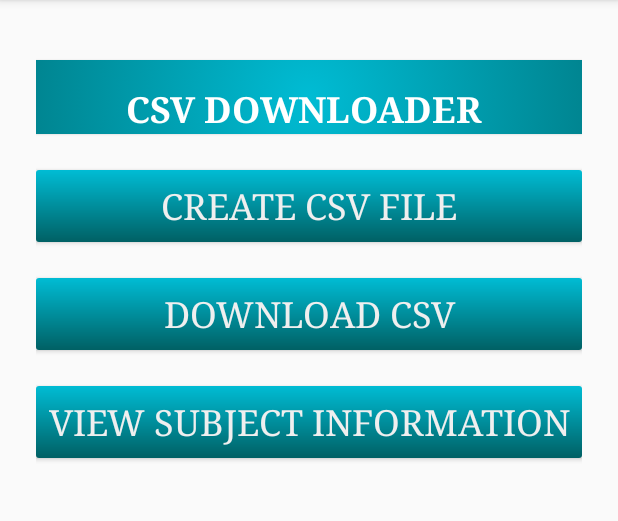
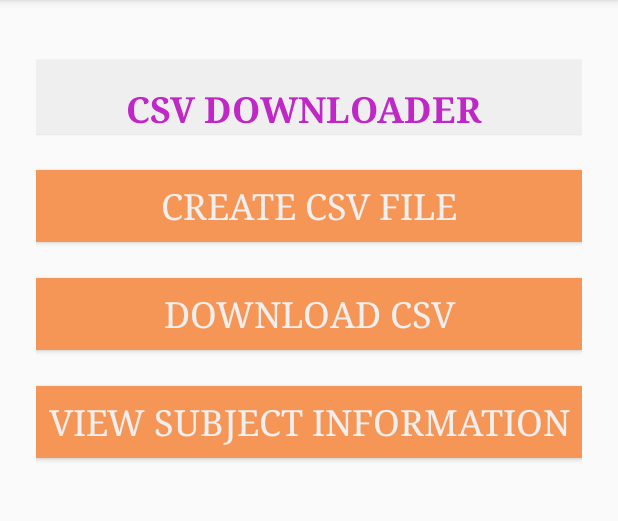
Before and after one commit to PaedsDeve/GSEDCSV, an Android app: the screen it shows after launch (GSEDCSV), on a phone screen of 412 x 824 dp, the part 84-605 px from its top. Run offline under Robolectric (Android 15) with nearby library versions, the phone set to English and light mode, and no system bars; Roboto replaces fonts that are not available here.

Commit message:
few fields

```diff
--- a/app/src/main/java/com/example/paedsdeve/GSEDCSV/AppMain.java
+++ b/app/src/main/java/com/example/paedsdeve/GSEDCSV/AppMain.java
@@ -29,13 +29,12 @@ public class AppMain extends Application {
     //public static final String _IP = "43.245.131.159"; // Test PHP server
 
 
-    public static final String _IP = "CLS-PAE-FP59408"; // Test PHP server
-    //public static final String _IP = "pedres2.aku.edu"; // Test PHP server
+    public static final String _IP = "pedres2.aku.edu"; // Test PHP server
 
     public static final Integer _PORT = 8080; // Port - with colon (:)
 
     //public static final String PROJECT_URI = "http://" + AppMain._IP + ":" + AppMain._PORT + "/cbt/api";
-    public static final String PROJECT_URI = "http://" + AppMain._IP + "/GSEDapi/export_records_gsed.php";
+    public static final String PROJECT_URI = "https://" + AppMain._IP + "/GSEDapi/export_records_gsed.php";
     /*
         public static final String _IP = "43.245.131.159"; // Test server
     */
--- a/app/src/main/java/com/example/paedsdeve/GSEDCSV/GSEDCSV.java
+++ b/app/src/main/java/com/example/paedsdeve/GSEDCSV/GSEDCSV.java
@@ -19,13 +19,14 @@ public class GSEDCSV extends Activity {
         setContentView(R.layout.activity_gsedcsv);
     }
 
+
     public void DownloadDataCSV(View view) {
         ConnectivityManager connMgr = (ConnectivityManager)
                 getSystemService(Context.CONNECTIVITY_SERVICE);
         NetworkInfo networkInfo = connMgr.getActiveNetworkInfo();
 
         if (networkInfo != null && networkInfo.isConnected()) {
-            Toast.makeText(getApplicationContext(), "Syncing Forms", Toast.LENGTH_SHORT).show();
+            Toast.makeText(getApplicationContext(), "Fetching data ...", Toast.LENGTH_SHORT).show();
             new SyncForms(this).execute();
         } else {
             Toast.makeText(this, "No network connection available.", Toast.LENGTH_SHORT).show();
--- a/app/src/main/res/layout/activity_gsedcsv.xml
+++ b/app/src/main/res/layout/activity_gsedcsv.xml
@@ -16,6 +16,7 @@
 
         <TextView
             android:id="@+id/lblMainMenu"
+            style="@style/lblTextViewHeading"
             android:layout_width="match_parent"
             android:layout_height="wrap_content"
             android:layout_marginTop="16dp"
@@ -27,6 +28,7 @@
 
         <Button
             android:id="@+id/btnCreateCSV"
+            style="@style/btnCSVDownloader"
             android:layout_width="match_parent"
             android:layout_height="wrap_content"
             android:layout_marginTop="16dp"
@@ -37,6 +39,7 @@
 
         <Button
             android:id="@+id/btnDownloadCSV"
+            style="@style/btnCSVDownloader"
             android:layout_width="match_parent"
             android:layout_height="wrap_content"
             android:layout_marginTop="16dp"
@@ -46,6 +49,7 @@
 
         <Button
             android:id="@+id/btnViewSubjectInfo"
+            style="@style/btnCSVDownloader"
             android:layout_width="match_parent"
             android:layout_height="wrap_content"
             android:layout_marginTop="16dp"
--- a/app/src/main/res/values/colors.xml
+++ b/app/src/main/res/values/colors.xml
@@ -13,4 +13,7 @@
     <color name="grey_dialog_box">#808080</color>
 
     <color name="disabled_color">#000000</color>
+    <color name="downloader">#F69656</color>
+    <color name="btntext">#BF28C6</color>
+    <color name="heading">#BF28C6</color>
 </resources>
--- a/app/src/main/res/values/styles.xml
+++ b/app/src/main/res/values/styles.xml
@@ -62,6 +62,18 @@
         <item name="android:paddingStart">8dp</item>
     </style>
 
+
+    <style name="lblTextViewHeading" parent="android:Widget.Material.Light.TextView">
+        <item name="android:textColor">@color/heading</item>
+        <item name="android:background">@color/white</item>
+        <item name="android:paddingTop">16dp</item>
+        <item name="android:typeface">serif</item>
+        <item name="android:textSize">24sp</item> <!--or 16sp-->
+        <item name="android:elevation">1dp</item>
+        <item name="android:paddingStart">8dp</item>
+    </style>
+
+
     <!--HELPER-TEXT-->
     <style name="helperText" parent="android:Widget.Material.Light.TextView">
         <item name="android:typeface">serif</item>
@@ -97,9 +109,18 @@
         <item name="android:typeface">serif</item>
         <item name="android:textSize">24sp</item>
         <item name="android:elevation">2dp</item>
+    </style>
 
 
+    <style name="btnCSVDownloader" parent="android:Widget.Material.Light.Button">
+        <item name="android:background">@color/downloader</item>
+        <item name="android:padding">@dimen/activity_horizontal_margin</item>
+        <item name="android:layout_marginTop">@dimen/activity_horizontal_margin</item>
+        <item name="android:typeface">serif</item>
+        <item name="android:textSize">24sp</item>
+        <item name="android:elevation">2dp</item>
     </style>
+
 
     <style name="btnRadioButton" parent="android:Widget.Material.Light.CompoundButton.RadioButton">
         <item name="android:background">#d6d6d6</item>
```
Also changed, not shown: app/src/main/java/com/example/paedsdeve/GSEDCSV/CDL.java (+4 -13 lines), app/src/main/java/com/example/paedsdeve/GSEDCSV/syncclasses/SyncForms.java (+22 -20 lines), 1 other file.
